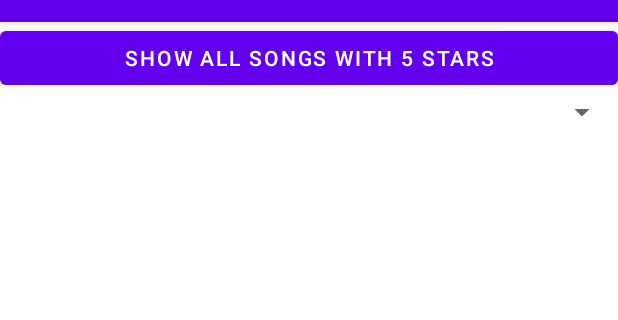
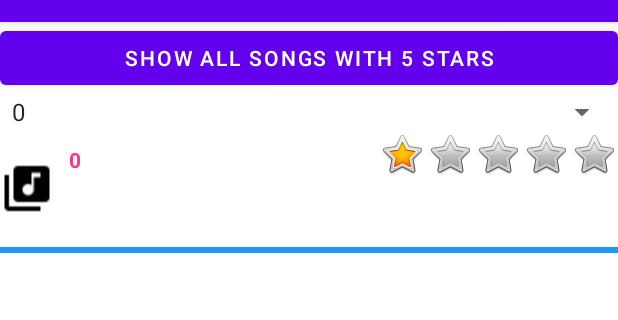
Before and after one commit to NixWM/P04ProblemStatement, an Android app: the SecondActivity screen opened directly, with no data from a screen before it, after a tap on "SHOW ALL SONGS WITH 5 STARS", on a phone screen of 412 x 824 dp, the part 62-382 px from its top. Run offline under Robolectric (Android 15) with nearby library versions, the phone set to English and light mode, and no system bars.

```diff
--- a/app/src/main/java/sg/edu/ro/c346/id16046530/p04problemstatement/SecondActivity.java
+++ b/app/src/main/java/sg/edu/ro/c346/id16046530/p04problemstatement/SecondActivity.java
@@ -7,6 +7,7 @@ import android.widget.AdapterView;
 import android.widget.ArrayAdapter;
 import android.widget.Button;
 import android.widget.ListView;
+import android.widget.Spinner;
 
 import androidx.appcompat.app.AppCompatActivity;
 
@@ -17,6 +18,7 @@ public class SecondActivity extends AppCompatActivity {
     ListView lv;
     CustomAdapter adapter;
     ArrayList<Song> al5Star;
+    ArrayList<Integer> al;
     Button btn5star;
 
     @Override
@@ -27,12 +29,42 @@ public class SecondActivity extends AppCompatActivity {
         lv = (ListView) this.findViewById(R.id.lv);
         btn5star = findViewById(R.id.btn5star);
         al5Star = new ArrayList<>();
+        al = new ArrayList<>();
 
         DBHelper dbh = new DBHelper(this);
         ArrayList<Song> Songs = dbh.getAllNotes();
 
         adapter = new CustomAdapter(this, R.layout.second_row, Songs);
         lv.setAdapter(adapter);
+
+        Spinner spinner = (Spinner) findViewById(R.id.spinner);
+        for (int i = 0; i < Songs.size(); i++) {
+            int year = Songs.get(i).getYear();
+            al.add(year);
+        }
+        ArrayAdapter aa = new ArrayAdapter(this,android.R.layout.simple_spinner_item,al);
+        aa.setDropDownViewResource(android.R.layout.simple_spinner_dropdown_item);
+        spinner.setAdapter(aa);
+
+        spinner.setOnItemSelectedListener(new AdapterView.OnItemSelectedListener() {
+            @Override
+            public void onItemSelected(AdapterView<?> parentView, View selectedItemView, int position, long id) {
+                for (Song i : Songs) {
+                    if (i.getYear() == (int)spinner.getSelectedItem()) {
+                        al5Star.add(i);
+                    }
+                }
+                lv.setAdapter(null);
+                adapter = new CustomAdapter(SecondActivity.this, R.layout.second_row, al5Star);
+                lv.setAdapter(adapter);
+            }
+
+            @Override
+            public void onNothingSelected(AdapterView<?> parentView) {
+                // your code here
+            }
+
+        });
 
         lv.setOnItemClickListener(new AdapterView.OnItemClickListener() {
             @Override
@@ -46,8 +78,8 @@ public class SecondActivity extends AppCompatActivity {
         btn5star.setOnClickListener(new View.OnClickListener() {
             @Override
             public void onClick(View v) {
-                for (Song i:Songs) {
-                    if (i.getStars() == 5){
+                for (Song i : Songs) {
+                    if (i.getStars() == 5) {
                         al5Star.add(i);
                     }
                 }
@@ -67,7 +99,7 @@ public class SecondActivity extends AppCompatActivity {
         ArrayList<Song> Songs = dbh.getAllNotes();
         super.onActivityResult(requestCode, resultCode, data);
 
-        if (resultCode == RESULT_OK && requestCode == 9){
+        if (resultCode == RESULT_OK && requestCode == 9) {
             lv.setAdapter(null);
             adapter = new CustomAdapter(this, R.layout.second_row, Songs);
             lv.setAdapter(adapter);
```
